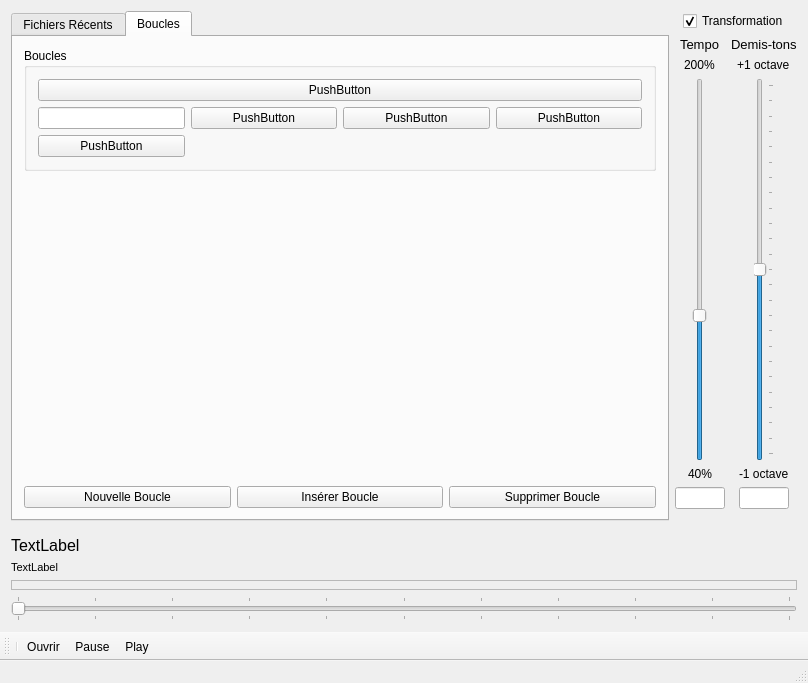
This is mainwindow.ui in Gai-Luron/MusicPraticeOHLC as Qt 5 draws it before an edit. The edited form follows.
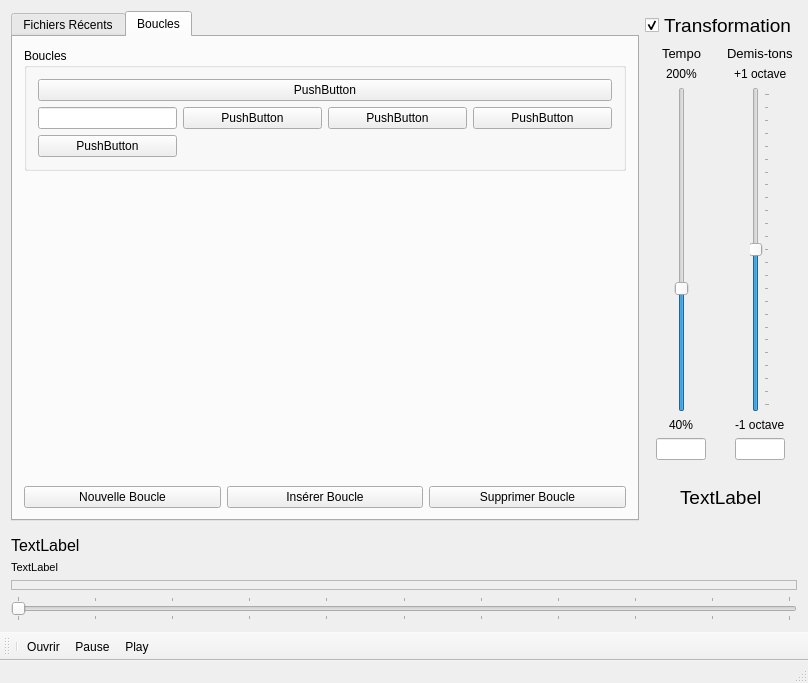
This is the edited form. Icons and pictures are not drawn. Custom widgets are drawn as their Qt base class.

Commit message: Revisit process file completely, Add Number of Loop feature

The edit to the form file:
```diff
--- a/mainwindow.ui
+++ b/mainwindow.ui
@@ -237,6 +237,9 @@
     </item>
     <item row="0" column="1">
      <layout class="QVBoxLayout" name="verticalLayout_3">
+      <property name="sizeConstraint">
+       <enum>QLayout::SetDefaultConstraint</enum>
+      </property>
       <property name="leftMargin">
        <number>0</number>
       </property>
@@ -248,6 +251,11 @@
       </property>
       <item alignment="Qt::AlignHCenter">
        <widget class="QCheckBox" name="checkByPass">
+        <property name="font">
+         <font>
+          <pointsize>14</pointsize>
+         </font>
+        </property>
         <property name="text">
          <string>Transformation</string>
         </property>
@@ -263,9 +271,15 @@
           <property name="sizeConstraint">
            <enum>QLayout::SetFixedSize</enum>
           </property>
+          <property name="leftMargin">
+           <number>0</number>
+          </property>
           <property name="topMargin">
            <number>0</number>
           </property>
+          <property name="bottomMargin">
+           <number>20</number>
+          </property>
           <item>
            <layout class="QVBoxLayout" name="verticalLayout">
             <item alignment="Qt::AlignHCenter">
@@ -424,6 +438,24 @@
         </item>
        </layout>
       </item>
+      <item alignment="Qt::AlignHCenter">
+       <widget class="QLabel" name="infoLoop">
+        <property name="sizePolicy">
+         <sizepolicy hsizetype="Preferred" vsizetype="Minimum">
+          <horstretch>0</horstretch>
+          <verstretch>0</verstretch>
+         </sizepolicy>
+        </property>
+        <property name="font">
+         <font>
+          <pointsize>14</pointsize>
+         </font>
+        </property>
+        <property name="text">
+         <string>TextLabel</string>
+        </property>
+       </widget>
+      </item>
      </layout>
     </item>
     <item row="3" column="0" colspan="2">
```
The commit also changes 8 other files.
